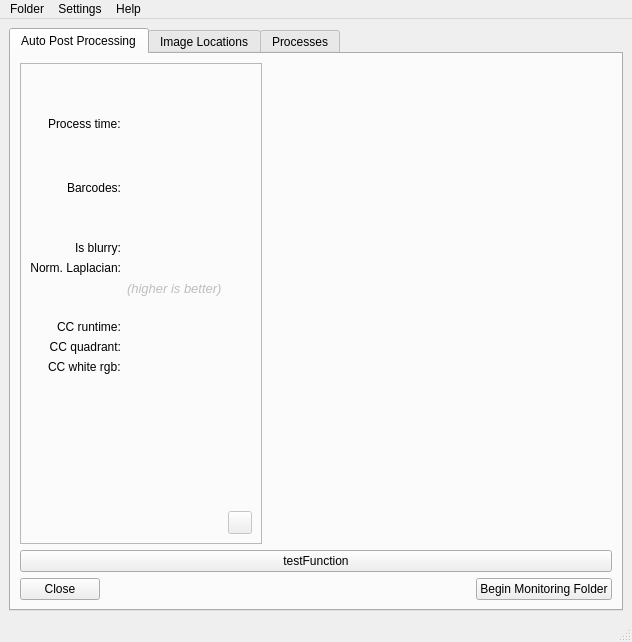
This is ui/postProcessingUI.ui in CapPow/HerbASAP as Qt 5 draws it before an edit. The edited form follows.
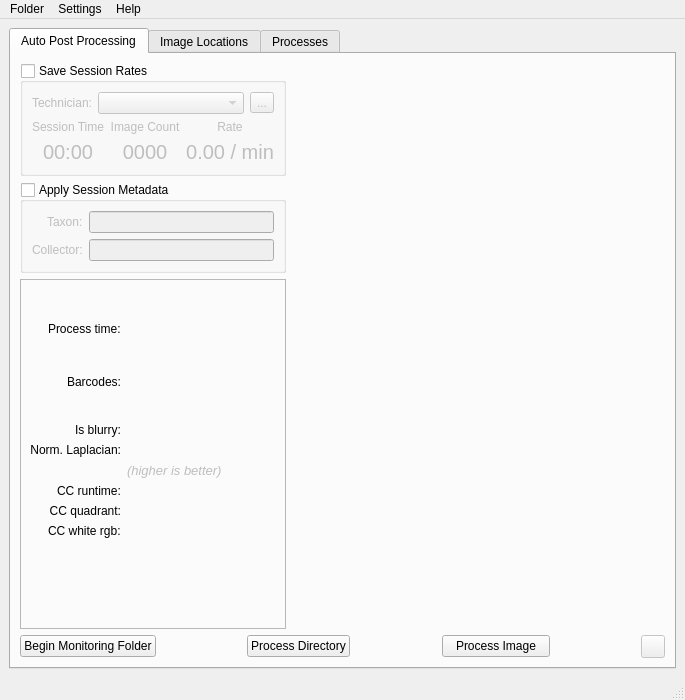
This is the edited form. Icons and pictures are not drawn.

Commit message: added session UI elements, added directory & single file processing, added preview image resizing

```diff
--- a/ui/postProcessingUI.ui
+++ b/ui/postProcessingUI.ui
@@ -7,8 +7,8 @@
    <rect>
     <x>0</x>
     <y>0</y>
-    <width>632</width>
-    <height>642</height>
+    <width>685</width>
+    <height>700</height>
    </rect>
   </property>
   <property name="windowTitle">
@@ -29,35 +29,8 @@
         <string>Auto Post Processing</string>
        </attribute>
        <layout class="QGridLayout" name="gridLayout_16">
-        <item row="2" column="0" colspan="2">
-         <widget class="QPushButton" name="pushButton_testFunction">
-          <property name="text">
-           <string>testFunction</string>
-          </property>
-         </widget>
-        </item>
         <item row="3" column="0" colspan="2">
          <layout class="QHBoxLayout" name="horizontalLayout_2">
-          <item>
-           <widget class="QPushButton" name="pushButton_close">
-            <property name="text">
-             <string>Close</string>
-            </property>
-           </widget>
-          </item>
-          <item>
-           <spacer name="horizontalSpacer_7">
-            <property name="orientation">
-             <enum>Qt::Horizontal</enum>
-            </property>
-            <property name="sizeHint" stdset="0">
-             <size>
-              <width>40</width>
-              <height>20</height>
-             </size>
-            </property>
-           </spacer>
-          </item>
           <item>
            <widget class="QPushButton" name="pushButton_toggleMonitoring">
             <property name="text">
@@ -65,11 +38,280 @@
             </property>
            </widget>
           </item>
+          <item>
+           <spacer name="horizontalSpacer_7">
+            <property name="orientation">
+             <enum>Qt::Horizontal</enum>
+            </property>
+            <property name="sizeHint" stdset="0">
+             <size>
+              <width>40</width>
+              <height>20</height>
+             </size>
+            </property>
+           </spacer>
+          </item>
+          <item>
+           <widget class="QPushButton" name="pushButton_processMulti">
+            <property name="text">
+             <string>Process Directory</string>
+            </property>
+           </widget>
+          </item>
+          <item>
+           <spacer name="horizontalSpacer_12">
+            <property name="orientation">
+             <enum>Qt::Horizontal</enum>
+            </property>
+            <property name="sizeHint" stdset="0">
+             <size>
+              <width>40</width>
+              <height>20</height>
+             </size>
+            </property>
+           </spacer>
+          </item>
+          <item>
+           <widget class="QPushButton" name="pushButton_processSingle">
+            <property name="text">
+             <string>   Process Image   </string>
+            </property>
+           </widget>
+          </item>
+          <item>
+           <spacer name="horizontalSpacer_8">
+            <property name="orientation">
+             <enum>Qt::Horizontal</enum>
+            </property>
+            <property name="sizeHint" stdset="0">
+             <size>
+              <width>40</width>
+              <height>20</height>
+             </size>
+            </property>
+           </spacer>
+          </item>
+          <item>
+           <widget class="QToolButton" name="toolButton_delPreviousImage">
+            <property name="enabled">
+             <bool>false</bool>
+            </property>
+            <property name="autoFillBackground">
+             <bool>false</bool>
+            </property>
+            <property name="text">
+             <string/>
+            </property>
+            <property name="icon">
+             <iconset resource="assets/assets.qrc">
+              <normaloff>:/icon/trash-2.svg</normaloff>:/icon/trash-2.svg</iconset>
+            </property>
+           </widget>
+          </item>
          </layout>
         </item>
         <item row="1" column="0">
          <layout class="QHBoxLayout" name="horizontalLayout_5" stretch="0,1">
           <item>
+           <layout class="QVBoxLayout" name="verticalLayout_4">
+            <item>
+             <widget class="QGroupBox" name="gridGroupBox_sessionRates">
+              <property name="title">
+               <string>Save Session Rates</string>
+              </property>
+              <property name="flat">
+               <bool>false</bool>
+              </property>
+              <property name="checkable">
+               <bool>true</bool>
+              </property>
+              <property name="checked">
+               <bool>false</bool>
+              </property>
+              <layout class="QFormLayout" name="formLayout_sessionData">
+               <property name="labelAlignment">
+                <set>Qt::AlignRight|Qt::AlignTrailing|Qt::AlignVCenter</set>
+               </property>
+               <item row="1" column="0">
+                <widget class="QLabel" name="label_14">
+                 <property name="text">
+                  <string>Technician:</string>
+                 </property>
+                </widget>
+               </item>
+               <item row="1" column="1">
+                <layout class="QHBoxLayout" name="horizontalLayout_6">
+                 <property name="spacing">
+                  <number>6</number>
+                 </property>
+                 <item>
+                  <widget class="QComboBox" name="comboBox_technician"/>
+                 </item>
+                 <item>
+                  <widget class="QToolButton" name="toolButton_editTechnicians">
+                   <property name="text">
+                    <string>...</string>
+                   </property>
+                   <property name="icon">
+                    <iconset resource="assets/assets.qrc">
+                     <normaloff>:/icon/edit.svg</normaloff>:/icon/edit.svg</iconset>
+                   </property>
+                  </widget>
+                 </item>
+                </layout>
+               </item>
+               <item row="2" column="0" colspan="2">
+                <layout class="QGridLayout" name="gridLayout_20">
+                 <item row="1" column="0">
+                  <widget class="QLabel" name="label_runTime">
+                   <property name="font">
+                    <font>
+                     <pointsize>15</pointsize>
+                    </font>
+                   </property>
+                   <property name="text">
+                    <string>00:00</string>
+                   </property>
+                   <property name="scaledContents">
+                    <bool>true</bool>
+                   </property>
+                   <property name="alignment">
+                    <set>Qt::AlignCenter</set>
+                   </property>
+                   <property name="textInteractionFlags">
+                    <set>Qt::LinksAccessibleByMouse|Qt::TextSelectableByMouse</set>
+                   </property>
+                  </widget>
+                 </item>
+                 <item row="1" column="2">
+                  <widget class="QLabel" name="label_rate">
+                   <property name="font">
+                    <font>
+                     <pointsize>15</pointsize>
+                    </font>
+                   </property>
+                   <property name="text">
+                    <string>0.00 / min</string>
+                   </property>
+                   <property name="scaledContents">
+                    <bool>true</bool>
+                   </property>
+                   <property name="alignment">
+                    <set>Qt::AlignCenter</set>
+                   </property>
+                   <property name="textInteractionFlags">
+                    <set>Qt::LinksAccessibleByMouse|Qt::TextSelectableByMouse</set>
+                   </property>
+                  </widget>
+                 </item>
+                 <item row="1" column="1">
+                  <widget class="QLabel" name="label_imgCount">
+                   <property name="font">
+                    <font>
+                     <pointsize>15</pointsize>
+                    </font>
+                   </property>
+                   <property name="text">
+                    <string>0000</string>
+                   </property>
+                   <property name="scaledContents">
+                    <bool>true</bool>
+                   </property>
+                   <property name="alignment">
+                    <set>Qt::AlignCenter</set>
+                   </property>
+                   <property name="textInteractionFlags">
+                    <set>Qt::LinksAccessibleByMouse|Qt::TextSelectableByMouse</set>
+                   </property>
+                  </widget>
+                 </item>
+                 <item row="0" column="0">
+                  <widget class="QLabel" name="label_29">
+                   <property name="text">
+                    <string>Session Time</string>
+                   </property>
+                   <property name="alignment">
+                    <set>Qt::AlignCenter</set>
+                   </property>
+                  </widget>
+                 </item>
+                 <item row="0" column="1">
+                  <widget class="QLabel" name="label_31">
+                   <property name="text">
+                    <string>Image Count</string>
+                   </property>
+                   <property name="alignment">
+                    <set>Qt::AlignCenter</set>
+                   </property>
+                  </widget>
+                 </item>
+                 <item row="0" column="2">
+                  <widget class="QLabel" name="label_32">
+                   <property name="text">
+                    <string>Rate</string>
+                   </property>
+                   <property name="alignment">
+                    <set>Qt::AlignCenter</set>
+                   </property>
+                  </widget>
+                 </item>
+                </layout>
+               </item>
+              </layout>
+             </widget>
+            </item>
+            <item>
+             <widget class="QGroupBox" name="formGroupBox_sessionMetadata">
+              <property name="title">
+               <string>Apply Session Metadata</string>
+              </property>
+              <property name="checkable">
+               <bool>true</bool>
+              </property>
+              <property name="checked">
+               <bool>false</bool>
+              </property>
+              <layout class="QFormLayout" name="formLayout_metaData">
+               <property name="labelAlignment">
+                <set>Qt::AlignRight|Qt::AlignTrailing|Qt::AlignVCenter</set>
+               </property>
+               <item row="2" column="0">
+                <widget class="QLabel" name="label_19">
+                 <property name="text">
+                  <string>Collector:</string>
+                 </property>
+                </widget>
+               </item>
+               <item row="2" column="1">
+                <widget class="QLineEdit" name="lineEdit_collectorName"/>
+               </item>
+               <item row="1" column="1">
+                <widget class="QLineEdit" name="lineEdit_taxonName"/>
+               </item>
+               <item row="1" column="0">
+                <widget class="QLabel" name="label_16">
+                 <property name="text">
+                  <string>Taxon:</string>
+                 </property>
+                </widget>
+               </item>
+              </layout>
+             </widget>
+            </item>
+            <item>
+             <spacer name="verticalSpacer_2">
+              <property name="orientation">
+               <enum>Qt::Vertical</enum>
+              </property>
+              <property name="sizeHint" stdset="0">
+               <size>
+                <width>20</width>
+                <height>40</height>
+               </size>
+              </property>
+             </spacer>
+            </item>
+            <item>
            <widget class="QFrame" name="frame_diagnostics">
             <property name="frameShape">
              <enum>QFrame::StyledPanel</enum>
@@ -81,6 +323,19 @@
              <property name="labelAlignment">
               <set>Qt::AlignRight|Qt::AlignTrailing|Qt::AlignVCenter</set>
              </property>
+               <item row="0" column="0">
+                <spacer name="verticalSpacer_5">
+                 <property name="orientation">
+                  <enum>Qt::Vertical</enum>
+                 </property>
+                 <property name="sizeHint" stdset="0">
+                  <size>
+                   <width>20</width>
+                   <height>40</height>
+                  </size>
+                 </property>
+                </spacer>
+               </item>
              <item row="1" column="0">
               <widget class="QLabel" name="label_35">
                <property name="text">
@@ -176,19 +431,6 @@
                </property>
               </widget>
              </item>
-             <item row="7" column="0">
-              <spacer name="verticalSpacer_3">
-               <property name="orientation">
-                <enum>Qt::Vertical</enum>
-               </property>
-               <property name="sizeHint" stdset="0">
-                <size>
-                 <width>20</width>
-                 <height>40</height>
-                </size>
-               </property>
-              </spacer>
-             </item>
              <item row="7" column="1">
               <widget class="QLabel" name="label_17">
                <property name="enabled">
@@ -257,8 +499,8 @@
               <widget class="QLabel" name="label_cc_image">
                <property name="minimumSize">
                 <size>
-                 <width>125</width>
-                 <height>125</height>
+                   <width>75</width>
+                   <height>75</height>
                 </size>
                </property>
                <property name="text">
@@ -269,62 +511,17 @@
                </property>
               </widget>
              </item>
-             <item row="12" column="0" colspan="2">
-              <layout class="QHBoxLayout" name="horizontalLayout_7">
-               <item>
-                <spacer name="horizontalSpacer_8">
-                 <property name="orientation">
-                  <enum>Qt::Horizontal</enum>
-                 </property>
-                 <property name="sizeHint" stdset="0">
-                  <size>
-                   <width>40</width>
-                   <height>20</height>
-                  </size>
-                 </property>
-                </spacer>
-               </item>
-               <item>
-                <widget class="QToolButton" name="toolButton_delPreviousImage">
-                 <property name="enabled">
-                  <bool>false</bool>
-                 </property>
-                 <property name="autoFillBackground">
-                  <bool>false</bool>
-                 </property>
-                 <property name="text">
-                  <string/>
-                 </property>
-                 <property name="icon">
-                  <iconset resource="assets/assets.qrc">
-                   <normaloff>:/icon/trash-2.svg</normaloff>:/icon/trash-2.svg</iconset>
-                 </property>
+              </layout>
                 </widget>
                </item>
               </layout>
-             </item>
-             <item row="0" column="0">
-              <spacer name="verticalSpacer_5">
-               <property name="orientation">
-                <enum>Qt::Vertical</enum>
-               </property>
-               <property name="sizeHint" stdset="0">
-                <size>
-                 <width>20</width>
-                 <height>40</height>
-                </size>
-               </property>
-              </spacer>
-             </item>
-            </layout>
-           </widget>
           </item>
           <item>
            <widget class="QLabel" name="label_imPreview">
             <property name="minimumSize">
              <size>
-              <width>300</width>
-              <height>0</height>
+              <width>1</width>
+              <height>1</height>
              </size>
             </property>
             <property name="font">
@@ -337,6 +534,9 @@
             <property name="text">
              <string/>
             </property>
+            <property name="scaledContents">
+             <bool>false</bool>
+            </property>
            </widget>
           </item>
          </layout>
@@ -358,8 +558,8 @@
             <rect>
              <x>0</x>
              <y>0</y>
-             <width>598</width>
-             <height>513</height>
+             <width>643</width>
+             <height>586</height>
             </rect>
            </property>
            <layout class="QVBoxLayout" name="verticalLayout_3">
@@ -589,7 +789,7 @@
               <rect>
                <x>0</x>
                <y>0</y>
-               <width>573</width>
+               <width>626</width>
                <height>1019</height>
               </rect>
              </property>
@@ -1426,7 +1626,7 @@
     <rect>
      <x>0</x>
      <y>0</y>
-     <width>632</width>
+     <width>685</width>
      <height>22</height>
     </rect>
    </property>
```
Left out of the diff: 93 changed lines with no effect on the pictures. Lines whose indentation alone changed are shown as unchanged. The commit also changes 2 other files.
